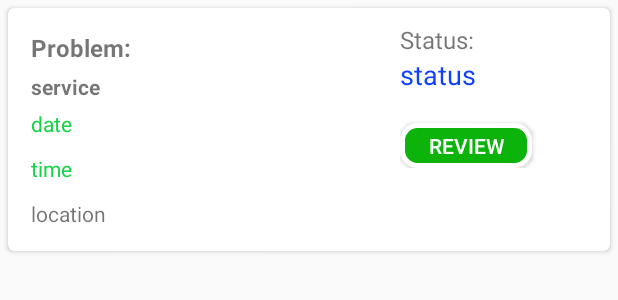
After one commit to bethebikash/AndroidProject, an Android app: the layout layout_mybooking.xml on its own in the app's theme, with its tools: preview values and no code run, on a phone screen of 412 x 824 dp. The commit adds this screen. Shown: the top 300 px of the screen. Run offline under Robolectric (Android 15) with nearby library versions, the phone set to English and light mode, and no system bars.

Commit message:
adding recycler view to display customer booking list.

```diff
--- a/app/src/main/AndroidManifest.xml
+++ b/app/src/main/AndroidManifest.xml
@@ -13,15 +13,17 @@
         android:icon="@mipmap/ic_launcher"
         android:label="@string/app_name"
         android:requestLegacyExternalStorage="true"
-        android:usesCleartextTraffic="true"
         android:roundIcon="@mipmap/ic_launcher_round"
         android:supportsRtl="true"
         android:theme="@style/AppTheme"
+        android:usesCleartextTraffic="true"
         tools:targetApi="q">
+        <activity android:name=".activities.booking.ReviewActivity"></activity>
         <activity android:name=".activities.search.SearchActivity" />
         <activity android:name=".activities.booking.BookingActivity" />
         <activity android:name=".activities.service.ServiceDetailActivity" />
         <activity android:name=".activities.service.ServiceActivity" />
+
         <meta-data
             android:name="com.google.android.geo.API_KEY"
             android:value="AIzaSyAoCO5jGdsXmzfjJxme77WwO46b5niOMJQ" />
--- a/app/src/main/java/com/bhattaraibikash/erepair/activities/booking/BookingActivity.java
+++ b/app/src/main/java/com/bhattaraibikash/erepair/activities/booking/BookingActivity.java
@@ -167,6 +167,7 @@ public class BookingActivity extends AppCompatActivity {
         if (bookingBLL.booking(Url.token, booking)) {
             Toast.makeText(this, "Booking Successful.", Toast.LENGTH_SHORT).show();
             Intent intent = new Intent(BookingActivity.this, MainActivity.class);
+            intent.putExtra("from", "Booking");
             startActivity(intent);
         } else {
             Toast.makeText(this, "Booking Failed.", Toast.LENGTH_SHORT).show();
--- a/app/src/main/java/com/bhattaraibikash/erepair/activities/profile/EditProfileActivity.java
+++ b/app/src/main/java/com/bhattaraibikash/erepair/activities/profile/EditProfileActivity.java
@@ -218,11 +218,11 @@ public class EditProfileActivity extends AppCompatActivity {
         responseCall.enqueue(new Callback<UserResponse>() {
             @Override
             public void onResponse(Call<UserResponse> call, Response<UserResponse> response) {
-                if (!response.isSuccessful()) {
+                if (response.isSuccessful()) {
                     Toast.makeText(EditProfileActivity.this, "Profile Updated Successfully", Toast.LENGTH_SHORT).show();
                     Intent intent = new Intent(EditProfileActivity.this, MainActivity.class);
+                    intent.putExtra("from", "EditProfile");
                     startActivity(intent);
-                    finish();
                 }
             }
 
--- /dev/null
+++ b/app/src/main/res/layout/layout_mybooking.xml
@@ -0,0 +1,99 @@
+<?xml version="1.0" encoding="utf-8"?>
+<androidx.cardview.widget.CardView xmlns:android="http://schemas.android.com/apk/res/android"
+    xmlns:app="http://schemas.android.com/apk/res-auto"
+    android:layout_width="match_parent"
+    android:layout_height="wrap_content"
+    android:layout_margin="5dp"
+    android:elevation="4dp"
+    android:orientation="vertical"
+    app:cardCornerRadius="4dp">
+
+    <LinearLayout
+        android:layout_width="match_parent"
+        android:layout_height="match_parent"
+        android:orientation="horizontal">
+
+        <LinearLayout
+            android:layout_width="match_parent"
+            android:layout_height="wrap_content"
+            android:layout_margin="10dp"
+            android:layout_weight="1"
+            android:gravity="center"
+            android:orientation="vertical">
+
+            <TextView
+                android:layout_width="match_parent"
+                android:layout_height="wrap_content"
+                android:padding="5dp"
+                android:text="Problem:"
+                android:textSize="16sp"
+                android:textStyle="bold" />
+
+            <TextView
+                android:id="@+id/tvProblemBook"
+                android:layout_width="match_parent"
+                android:layout_height="wrap_content"
+                android:paddingLeft="5dp"
+                android:text="service"
+                android:textSize="14sp"
+                android:textStyle="bold" />
+
+            <TextView
+                android:id="@+id/tvDateBook"
+                android:layout_width="match_parent"
+                android:layout_height="wrap_content"
+                android:padding="5dp"
+                android:text="date"
+                android:textColor="@color/colorAccent" />
+
+            <TextView
+                android:id="@+id/tvTimeBook"
+                android:layout_width="match_parent"
+                android:layout_height="wrap_content"
+                android:padding="5dp"
+                android:text="time"
+                android:textColor="@color/colorAccent" />
+
+            <TextView
+                android:id="@+id/tvLocationBook"
+                android:layout_width="match_parent"
+                android:layout_height="wrap_content"
+                android:padding="5dp"
+                android:text="location" />
+
+        </LinearLayout>
+
+        <LinearLayout
+            android:layout_width="130dp"
+            android:layout_height="wrap_content"
+            android:layout_margin="10dp"
+            android:orientation="vertical">
+
+            <TextView
+                android:layout_width="130dp"
+                android:layout_height="wrap_content"
+                android:layout_gravity="center"
+                android:text="Status:"
+                android:textSize="16sp" />
+
+            <TextView
+                android:id="@+id/tvStatusBook"
+                android:layout_width="130dp"
+                android:layout_height="wrap_content"
+                android:layout_gravity="center"
+                android:text="status"
+                android:textColor="#0f3fff"
+                android:textSize="18sp" />
+
+            <Button
+                android:id="@+id/btnReviewBook"
+                android:layout_width="wrap_content"
+                android:layout_marginTop="20dp"
+                android:layout_height="30dp"
+                android:text="review"
+                android:textColor="@color/whiteTextColor"
+                android:background="@drawable/outlined_button"/>
+        </LinearLayout>
+    </LinearLayout>
+
+</androidx.cardview.widget.CardView>
```
Also changed, not shown: app/src/main/java/com/bhattaraibikash/erepair/activities/MainActivity.java (+12 -1 lines), app/src/main/java/com/bhattaraibikash/erepair/activities/booking/ReviewActivity.java (added, +16 -0 lines), app/src/main/java/com/bhattaraibikash/erepair/adapter/MyBookingAdapter.java (added, +77 -0 lines), app/src/main/java/com/bhattaraibikash/erepair/responses/MyBookingResponse.java (added, +77 -0 lines), app/src/main/res/layout/activity_review.xml (added, +9 -0 lines), app/src/main/res/layout/fragment_my_booking.xml (+7 -0 lines).
